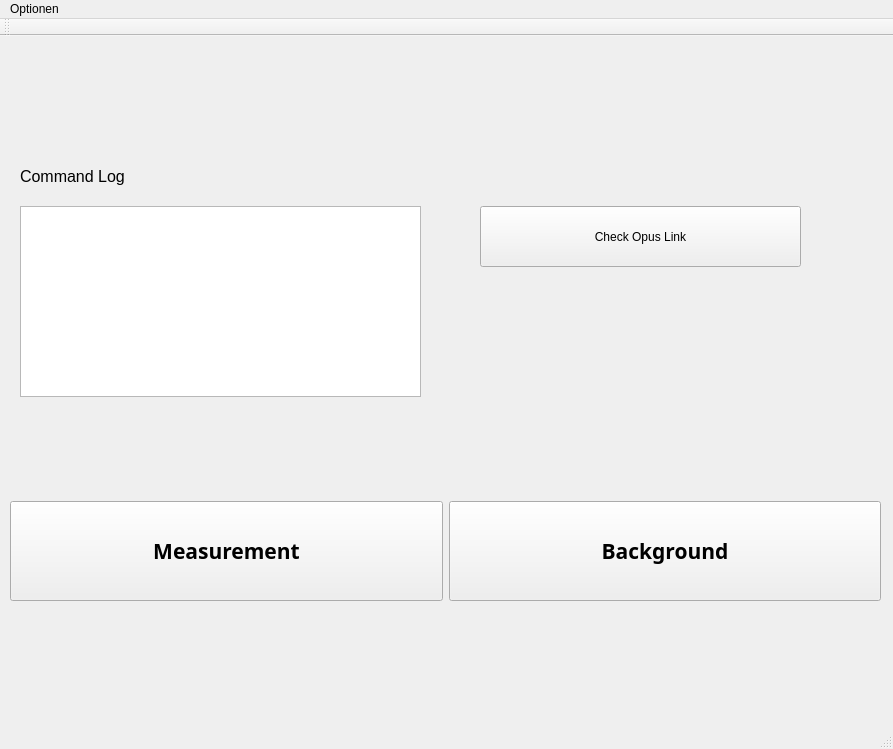
This is app.ui in fabianjaeger1/Phydent-App as Qt 5 draws it before an edit. The edited form follows.
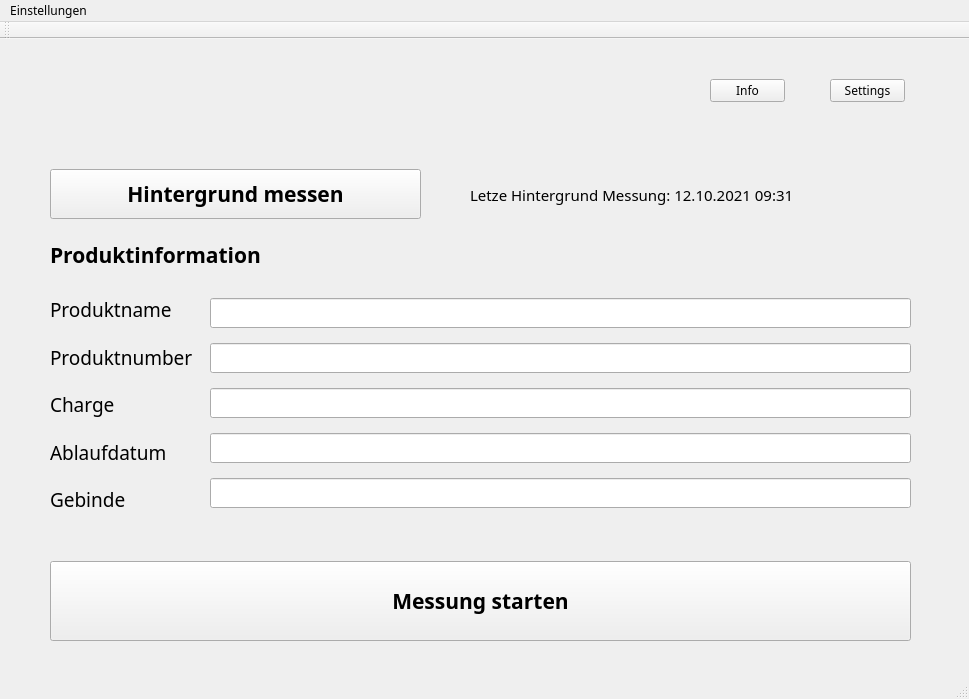
This is the edited form. Icons and pictures are not drawn.

What changed in the file:
```diff
--- a/app.ui
+++ b/app.ui
@@ -6,10 +6,16 @@
    <rect>
     <x>0</x>
     <y>0</y>
-    <width>893</width>
-    <height>749</height>
+    <width>969</width>
+    <height>699</height>
    </rect>
   </property>
+  <property name="font">
+   <font>
+    <family>Corbel</family>
+    <pointsize>9</pointsize>
+   </font>
+  </property>
   <property name="windowTitle">
    <string>MainWindow</string>
   </property>
@@ -17,8 +23,8 @@
    <widget class="QLabel" name="label">
     <property name="geometry">
      <rect>
-      <x>20</x>
-      <y>20</y>
+      <x>40</x>
+      <y>30</y>
       <width>411</width>
       <height>61</height>
      </rect>
@@ -33,19 +39,19 @@
    <widget class="QWidget" name="horizontalLayoutWidget">
     <property name="geometry">
      <rect>
-      <x>10</x>
-      <y>420</y>
-      <width>871</width>
-      <height>191</height>
+      <x>50</x>
+      <y>507</y>
+      <width>861</width>
+      <height>111</height>
      </rect>
     </property>
-    <layout class="QHBoxLayout" name="horizontalLayout">
+    <layout class="QVBoxLayout" name="verticalLayout_2">
      <item>
       <widget class="QPushButton" name="pushButton_2">
        <property name="minimumSize">
         <size>
          <width>0</width>
-         <height>100</height>
+         <height>80</height>
         </size>
        </property>
        <property name="font">
@@ -57,75 +63,287 @@
         </font>
        </property>
        <property name="text">
-        <string>Measurement</string>
+        <string>Messung starten</string>
        </property>
       </widget>
      </item>
+    </layout>
+   </widget>
+   <widget class="QPushButton" name="pushButton">
+    <property name="geometry">
+     <rect>
+      <x>50</x>
+      <y>130</y>
+      <width>371</width>
+      <height>50</height>
+     </rect>
+    </property>
+    <property name="minimumSize">
+     <size>
+      <width>0</width>
+      <height>50</height>
+     </size>
+    </property>
+    <property name="font">
+     <font>
+      <family>Corbel</family>
+      <pointsize>16</pointsize>
+      <weight>75</weight>
+      <bold>true</bold>
+     </font>
+    </property>
+    <property name="autoFillBackground">
+     <bool>false</bool>
+    </property>
+    <property name="text">
+     <string>Hintergrund messen</string>
+    </property>
+   </widget>
+   <widget class="QWidget" name="verticalLayoutWidget">
+    <property name="geometry">
+     <rect>
+      <x>210</x>
+      <y>250</y>
+      <width>701</width>
+      <height>231</height>
+     </rect>
+    </property>
+    <layout class="QVBoxLayout" name="verticalLayout_3">
      <item>
-      <widget class="QPushButton" name="pushButton">
+      <widget class="QLineEdit" name="lineEdit_6">
        <property name="minimumSize">
         <size>
          <width>0</width>
-         <height>100</height>
+         <height>30</height>
         </size>
        </property>
-       <property name="font">
-        <font>
-         <family>Corbel</family>
-         <pointsize>16</pointsize>
-         <weight>75</weight>
-         <bold>true</bold>
-        </font>
+      </widget>
+     </item>
+     <item>
+      <widget class="QLineEdit" name="lineEdit_7">
+       <property name="minimumSize">
+        <size>
+         <width>0</width>
+         <height>30</height>
+        </size>
        </property>
-       <property name="autoFillBackground">
-        <bool>false</bool>
+      </widget>
+     </item>
+     <item>
+      <widget class="QLineEdit" name="lineEdit_8">
+       <property name="minimumSize">
+        <size>
+         <width>0</width>
+         <height>30</height>
+        </size>
        </property>
-       <property name="text">
-        <string>Background</string>
+      </widget>
+     </item>
+     <item>
+      <widget class="QLineEdit" name="lineEdit_9">
+       <property name="minimumSize">
+        <size>
+         <width>0</width>
+         <height>30</height>
+        </size>
        </property>
       </widget>
      </item>
+     <item>
+      <widget class="QLineEdit" name="lineEdit_10">
+       <property name="minimumSize">
+        <size>
+         <width>0</width>
+         <height>30</height>
+        </size>
+       </property>
+      </widget>
+     </item>
     </layout>
    </widget>
-   <widget class="QPlainTextEdit" name="plainTextEdit">
-    <property name="geometry">
-     <rect>
-      <x>20</x>
-      <y>170</y>
-      <width>401</width>
-      <height>191</height>
-     </rect>
-    </property>
-   </widget>
    <widget class="QLabel" name="label_2">
     <property name="geometry">
      <rect>
-      <x>20</x>
-      <y>125</y>
-      <width>241</width>
+      <x>470</x>
+      <y>130</y>
+      <width>381</width>
+      <height>51</height>
+     </rect>
+    </property>
+    <property name="font">
+     <font>
+      <family>Corbel</family>
+      <pointsize>11</pointsize>
+      <weight>50</weight>
+      <bold>false</bold>
+     </font>
+    </property>
+    <property name="text">
+     <string>Letze Hintergrund Messung: 12.10.2021 09:31</string>
+    </property>
+   </widget>
+   <widget class="QLabel" name="label_3">
+    <property name="geometry">
+     <rect>
+      <x>50</x>
+      <y>200</y>
+      <width>381</width>
       <height>31</height>
      </rect>
     </property>
     <property name="font">
      <font>
-      <pointsize>12</pointsize>
+      <family>Corbel</family>
+      <pointsize>16</pointsize>
+      <weight>75</weight>
+      <bold>true</bold>
      </font>
     </property>
     <property name="text">
-     <string>Command Log</string>
+     <string>Produktinformation</string>
     </property>
    </widget>
+   <widget class="QWidget" name="verticalLayoutWidget_3">
+    <property name="geometry">
+     <rect>
+      <x>50</x>
+      <y>250</y>
+      <width>160</width>
+      <height>231</height>
+     </rect>
+    </property>
+    <layout class="QVBoxLayout" name="verticalLayout_4">
+     <item>
+      <widget class="QLabel" name="label_4">
+       <property name="minimumSize">
+        <size>
+         <width>0</width>
+         <height>30</height>
+        </size>
+       </property>
+       <property name="font">
+        <font>
+         <family>Corbel</family>
+         <pointsize>14</pointsize>
+         <weight>50</weight>
+         <bold>false</bold>
+        </font>
+       </property>
+       <property name="text">
+        <string>Produktname</string>
+       </property>
+      </widget>
+     </item>
+     <item>
+      <widget class="QLabel" name="label_6">
+       <property name="minimumSize">
+        <size>
+         <width>0</width>
+         <height>30</height>
+        </size>
+       </property>
+       <property name="font">
+        <font>
+         <family>Corbel</family>
+         <pointsize>14</pointsize>
+         <weight>50</weight>
+         <bold>false</bold>
+        </font>
+       </property>
+       <property name="text">
+        <string>Produktnumber</string>
+       </property>
+      </widget>
+     </item>
+     <item>
+      <widget class="QLabel" name="label_5">
+       <property name="minimumSize">
+        <size>
+         <width>0</width>
+         <height>30</height>
+        </size>
+       </property>
+       <property name="font">
+        <font>
+         <family>Corbel</family>
+         <pointsize>14</pointsize>
+         <weight>50</weight>
+         <bold>false</bold>
+        </font>
+       </property>
+       <property name="text">
+        <string>Charge</string>
+       </property>
+      </widget>
+     </item>
+     <item>
+      <widget class="QLabel" name="label_7">
+       <property name="minimumSize">
+        <size>
+         <width>0</width>
+         <height>30</height>
+        </size>
+       </property>
+       <property name="font">
+        <font>
+         <family>Corbel</family>
+         <pointsize>14</pointsize>
+         <weight>50</weight>
+         <bold>false</bold>
+        </font>
+       </property>
+       <property name="text">
+        <string>Ablaufdatum</string>
+       </property>
+      </widget>
+     </item>
+     <item>
+      <widget class="QLabel" name="label_8">
+       <property name="minimumSize">
+        <size>
+         <width>0</width>
+         <height>30</height>
+        </size>
+       </property>
+       <property name="font">
+        <font>
+         <family>Corbel</family>
+         <pointsize>14</pointsize>
+         <weight>50</weight>
+         <bold>false</bold>
+        </font>
+       </property>
+       <property name="text">
+        <string>Gebinde</string>
+       </property>
+      </widget>
+     </item>
+    </layout>
+   </widget>
    <widget class="QPushButton" name="pushButton_3">
     <property name="geometry">
      <rect>
-      <x>480</x>
-      <y>170</y>
-      <width>321</width>
-      <height>61</height>
+      <x>710</x>
+      <y>40</y>
+      <width>75</width>
+      <height>23</height>
      </rect>
     </property>
     <property name="text">
-     <string>Check Opus Link</string>
+     <string>Info</string>
+    </property>
+   </widget>
+   <widget class="QPushButton" name="pushButton_4">
+    <property name="geometry">
+     <rect>
+      <x>830</x>
+      <y>40</y>
+      <width>75</width>
+      <height>23</height>
+     </rect>
+    </property>
+    <property name="text">
+     <string>Settings</string>
     </property>
    </widget>
   </widget>
@@ -134,16 +352,16 @@
     <rect>
      <x>0</x>
      <y>0</y>
-     <width>893</width>
-     <height>21</height>
+     <width>969</width>
+     <height>20</height>
     </rect>
    </property>
-   <widget class="QMenu" name="menuOptionen">
+   <widget class="QMenu" name="menuEinstellungen">
     <property name="title">
-     <string>Optionen</string>
+     <string>Einstellungen</string>
     </property>
    </widget>
-   <addaction name="menuOptionen"/>
+   <addaction name="menuEinstellungen"/>
   </widget>
   <widget class="QStatusBar" name="statusbar"/>
   <widget class="QToolBar" name="toolBar">
```
Left out of the diff: 26 changed lines with no effect on the pictures.
